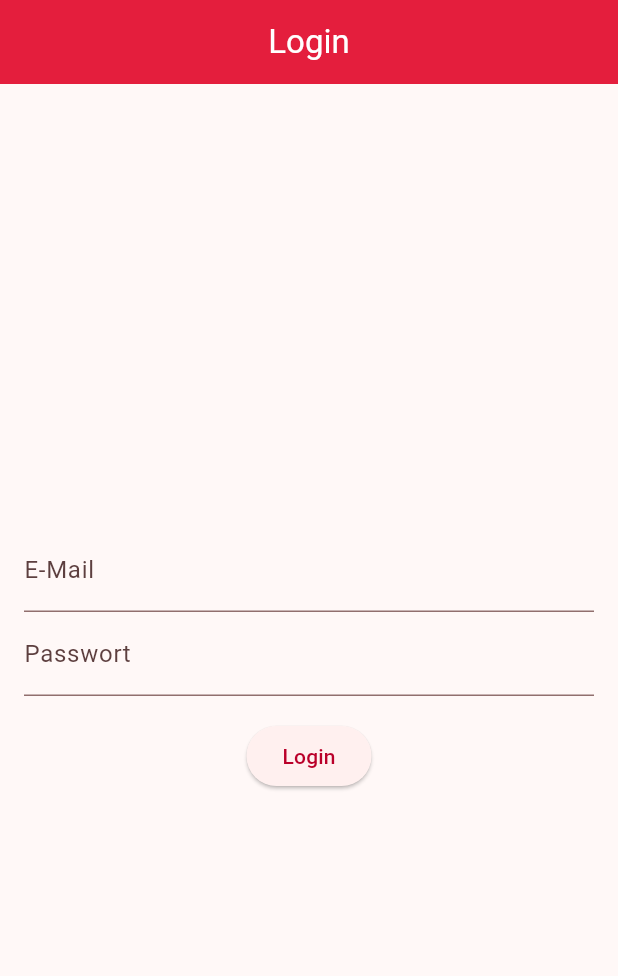
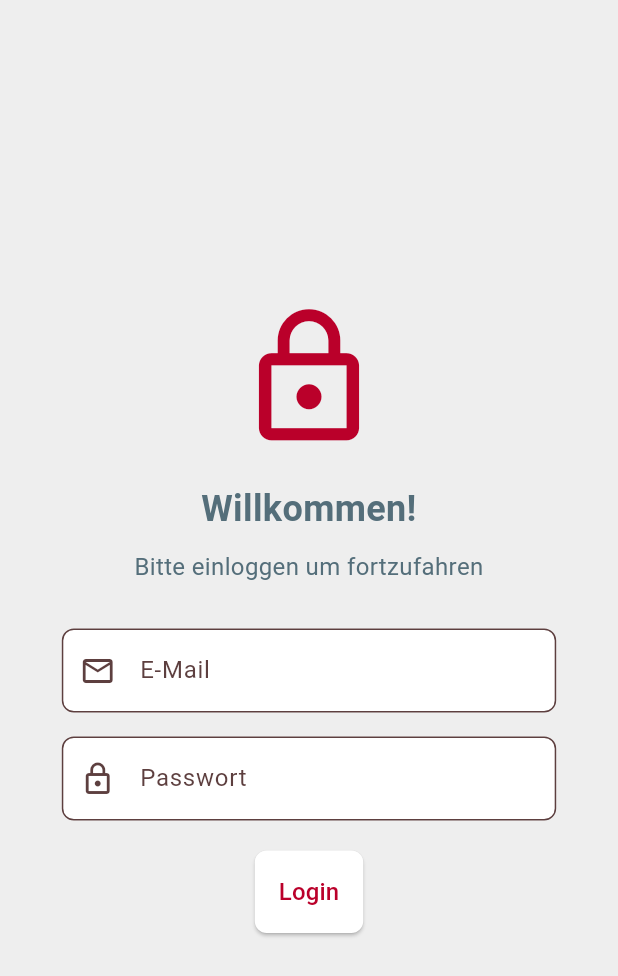
Before and after one commit to Digitaler-Notarzt/dn_frontend, a Flutter app: the screen it shows after launch, on a phone screen of 412 x 824 dp. Shown: the top 976 px of the screen. Run offline on Flutter 3.47's test engine with Material 3 defaults, Android fonts, the phone set to English and light mode, and no system bars; our stand-ins replace flutter_secure_storage; missing offline and left inert: record.

Commit message:
New UI. - Refactoring

```diff
--- a/lib/screens/login_screen.dart
+++ b/lib/screens/login_screen.dart
@@ -4,11 +4,13 @@ import 'package:digitaler_notarzt/widgets/error_listener.dart';
 import 'package:flutter/material.dart';
 
 class LoginScreen extends StatefulWidget {
+  const LoginScreen({super.key});
+
   @override
-  _LoginScreenState createState() => _LoginScreenState();
+  LoginScreenState createState() => LoginScreenState();
 }
 
-class _LoginScreenState extends State<LoginScreen> {
+class LoginScreenState extends State<LoginScreen> {
   final TextEditingController _usernameController = TextEditingController();
   final TextEditingController _passwordController = TextEditingController();
   final AuthenticationHelper _authHelper = AuthenticationHelper();
@@ -17,7 +19,7 @@ class _LoginScreenState extends State<LoginScreen> {
     final username = _usernameController.text;
     final password = _passwordController.text;
 
-    if(username.isEmpty || password.isEmpty) {
+    if (username.isEmpty || password.isEmpty) {
       ErrorNotifier().showError("Bitte E-Mail und Passwort eingeben.");
       return;
     }
@@ -27,38 +29,95 @@ class _LoginScreenState extends State<LoginScreen> {
     if (success) {
       Navigator.pushReplacementNamed(context, '/chat');
     } else {
-      ErrorNotifier().showError('Login fehlgeschlagen. Bitte überprüfen Sie ihre Eingabe.');
+      ErrorNotifier().showError(
+          'Login fehlgeschlagen. Bitte überprüfen Sie ihre Eingabe.');
     }
   }
-
 
   @override
   Widget build(BuildContext context) {
     return Scaffold(
-      appBar: AppBar(
-        title: const Text('Login'),
-      ),
+      backgroundColor: Colors.grey[200],
       body: ErrorListener(
-        child: Padding(
+        child: Center(
+          child: SingleChildScrollView(
             padding: const EdgeInsets.all(16.0),
             child: Column(
               mainAxisAlignment: MainAxisAlignment.center,
               children: [
+                Icon(
+                  Icons.lock_outline,
+                  size: 100,
+                  color: Theme.of(context).primaryColor,
+                ),
+                const SizedBox(height: 20),
+                Text(
+                  'Willkommen!',
+                  textAlign: TextAlign.center,
+                  style: TextStyle(
+                    fontSize: 24,
+                    fontWeight: FontWeight.bold,
+                    color: Colors.blueGrey[600],
+                  ),
+                ),
+                const SizedBox(height: 10),
+                Text(
+                  'Bitte einloggen um fortzufahren',
+                  textAlign: TextAlign.center,
+                  style: TextStyle(fontSize: 16, color: Colors.blueGrey[600]),
+                ),
+                const SizedBox(height: 30),
+                ConstrainedBox(
+                  constraints: BoxConstraints(
+                    maxWidth: MediaQuery.of(context).size.width * 0.8 > 400 ? 400 : MediaQuery.of(context).size.width * 0.8,
+                  ),
+                  child: Column(
+                    children: [
                       TextField(
                         controller: _usernameController,
-                decoration: const InputDecoration(labelText: 'E-Mail'),
+                        decoration: InputDecoration(
+                          labelText: 'E-Mail',
+                          prefixIcon: const Icon(Icons.email_outlined),
+                          border: OutlineInputBorder(
+                            borderRadius: BorderRadius.circular(8),
+                          ),
+                          filled: true,
+                          fillColor: Colors.white,
+                        ),
                         keyboardType: TextInputType.emailAddress,
                       ),
+                      const SizedBox(height: 16),
                       TextField(
                         controller: _passwordController,
-                decoration: const InputDecoration(labelText: 'Passwort'),
+                        decoration: InputDecoration(
+                          labelText: 'Passwort',
+                          prefixIcon: const Icon(Icons.lock_outline),
+                          border: OutlineInputBorder(
+                            borderRadius: BorderRadius.circular(8),
+                          ),
+                          filled: true,
+                          fillColor: Colors.white,
+                        ),
                         obscureText: true,
                       ),
-              const SizedBox(
-                height: 16,
+                      const SizedBox(height: 20),
+                      ElevatedButton(
+                        onPressed: _login,
+                        style: ElevatedButton.styleFrom(
+                          padding: const EdgeInsets.all(16),
+                          shape: RoundedRectangleBorder(
+                            borderRadius: BorderRadius.circular(8),
                           ),
-              ElevatedButton(onPressed: _login, child: const Text('Login')),
+                          backgroundColor: Theme.of(context).indicatorColor,
+                        ),
+                        child:
+                            const Text('Login', style: TextStyle(fontSize: 16)),
+                      ),
                     ],
+                  ),
+                ),
+              ],
+            ),
           ),
         ),
       ),
--- a/lib/widgets/error_listener.dart
+++ b/lib/widgets/error_listener.dart
@@ -4,7 +4,7 @@ import 'package:digitaler_notarzt/error_helper.dart';
 class ErrorListener extends StatelessWidget {
   final Widget child;
 
-  ErrorListener({required this.child});
+  const ErrorListener({super.key, required this.child});
 
   @override
   Widget build(BuildContext context) {
```
Lines whose indentation alone changed are shown as unchanged.
